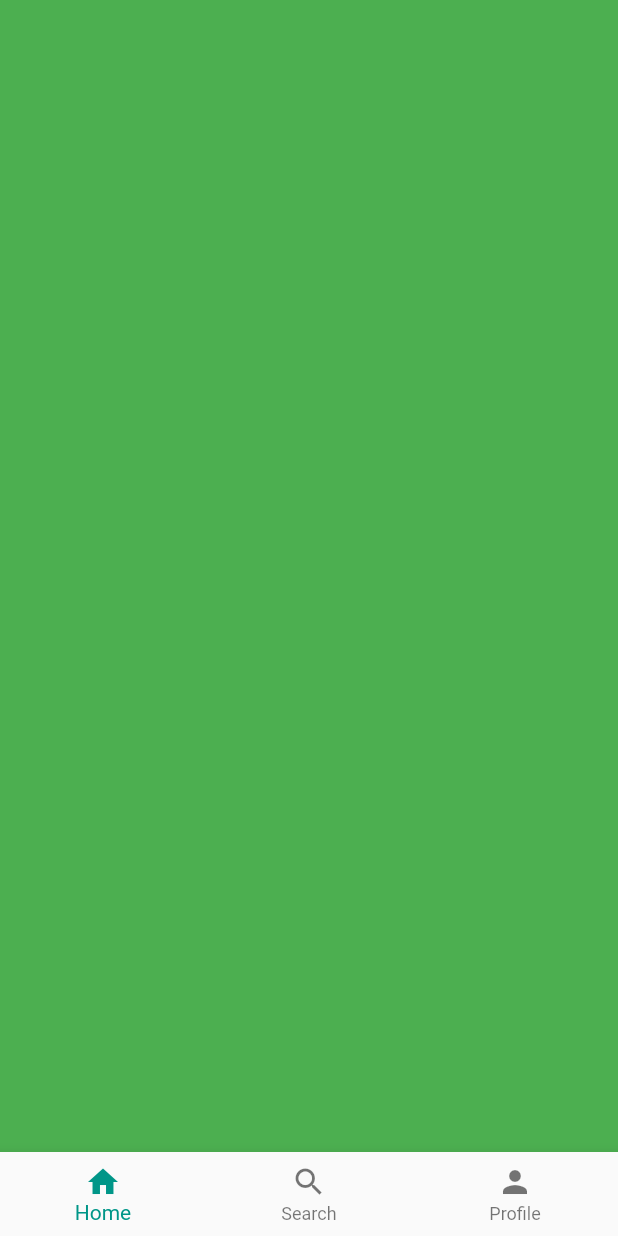
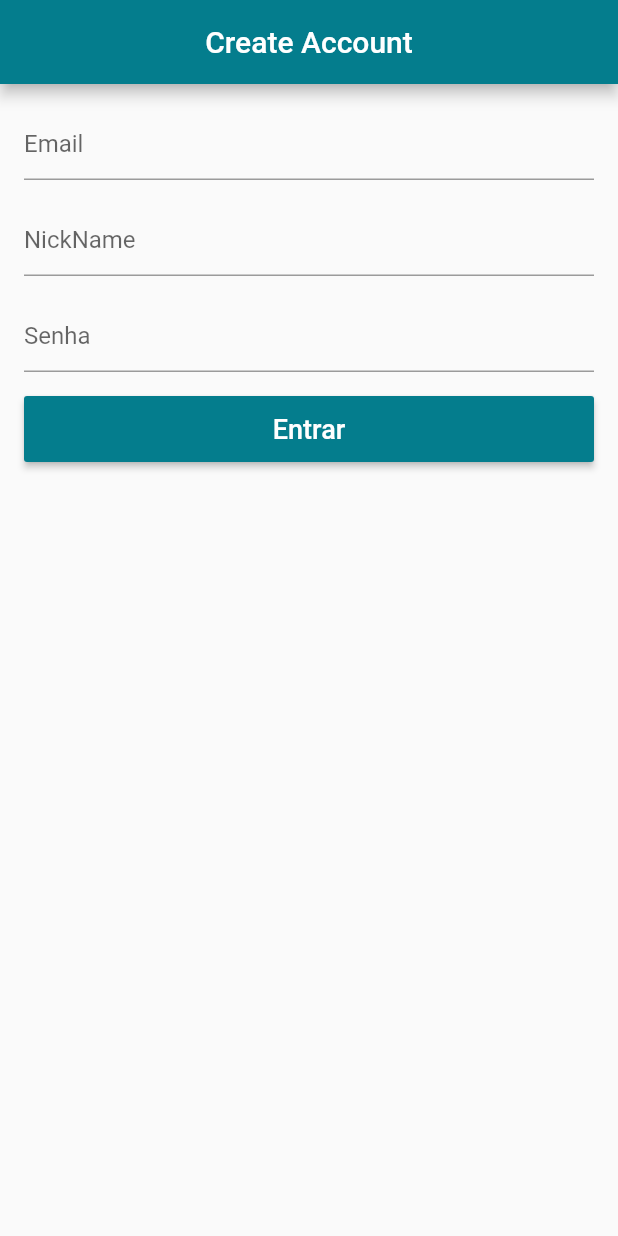
Before and after one commit to trojan/4writers, a Flutter app: the screen it shows after launch, on a phone screen of 412 x 824 dp. Run offline on Flutter 3.47's test engine with Material 2 defaults, Android fonts, the phone set to English and light mode, and no system bars; our stand-ins replace cloud_firestore; accounts and stored records are empty.

Commit message:
Configuration pubspec; Creation of login screens and registration

```diff
--- a/lib/main.dart
+++ b/lib/main.dart
@@ -1,4 +1,7 @@
 import 'package:flutter/material.dart';
+import 'package:four_writers/screens/login_screen.dart';
+import 'package:four_writers/screens/homepage.dart';
+import 'package:four_writers/screens/signup_screen.dart';
 import 'home_widget.dart';
 
 void main() => runApp(App());
@@ -9,9 +12,11 @@ class App extends StatelessWidget {
     return MaterialApp(
       title: 'My Flutter App',
       theme: ThemeData(
-        primarySwatch: Colors.teal
+        primarySwatch: Colors.teal,
+        primaryColor: Color.fromARGB(255, 4, 125, 141),
       ),
-      home: Home(),
+      debugShowCheckedModeBanner: false,
+      home: SignUpScreen(),
     );
   }
 }
--- /dev/null
+++ b/lib/screens/signup_screen.dart
@@ -0,0 +1,76 @@
+import 'package:flutter/material.dart';
+
+class SignUpScreen extends StatelessWidget {
+  final _formKey = GlobalKey<FormState>();
+
+  @override
+  Widget build(BuildContext context) {
+    return Scaffold(
+      appBar: AppBar(
+        title: Text("Create Account"),
+        centerTitle: true,
+      ),
+      body: Form(
+        key: _formKey,
+        child: ListView(
+          padding: EdgeInsets.all(16.0),
+          children: <Widget>[
+            TextFormField(
+              decoration: InputDecoration(
+                hintText: "Email",
+              ),
+              keyboardType: TextInputType.emailAddress,
+              validator: (text) {
+                if (text.isEmpty || !text.contains("@"))
+                  return "E-mail inválido!";
+              },
+            ),
+            SizedBox(
+              height: 16.0,
+            ),
+            TextFormField(
+              decoration: InputDecoration(
+                hintText: "NickName",
+              ),
+              keyboardType: TextInputType.emailAddress,
+              validator: (text) {
+                if (text.isEmpty) return "Already beign used!";
+              },
+            ),
+            SizedBox(
+              height: 16.0,
+            ),
+            TextFormField(
+              decoration: InputDecoration(
+                hintText: "Senha",
+              ),
+              obscureText: true,
+              validator: (text) {
+                if (text.isEmpty || text.length < 6) return "Senha inválida";
+              },
+            ),
+            SizedBox(
+              height: 16.0,
+            ),
+            SizedBox(
+              height: 44.0,
+              child: RaisedButton(
+                child: Text(
+                  "Entrar",
+                  style: TextStyle(
+                    fontSize: 18.0,
+                  ),
+                ),
+                textColor: Colors.white,
+                color: Theme.of(context).primaryColor,
+                onPressed: () {
+                  if (_formKey.currentState.validate()) {}
+                },
+              ),
+            )
+          ],
+        ),
+      ),
+    );
+  }
+}
--- a/pubspec.yaml
+++ b/pubspec.yaml
@@ -23,11 +23,13 @@ dependencies:
   # The following adds the Cupertino Icons font to your application.
   # Use with the CupertinoIcons class for iOS style icons.
   cupertino_icons: ^0.1.2
-
+  font_awesome_flutter: ^8.0.0
   cloud_firestore: ^0.8.2+3
+  firebase_analytics: 1.0.2
   google_sign_in: ^3.2.4
-  firebase_auth: ^0.6.2+1
+  firebase_auth: ^0.7.0
   firebase_storage: ^1.0.4
+  transparent_image: 0.1.0
 
 dev_dependencies:
   flutter_test:
```
Also changed, not shown: lib/screens/homepage.dart (added, +14 -0 lines), lib/screens/login_screen.dart (added, +87 -0 lines), pubspec.lock.
